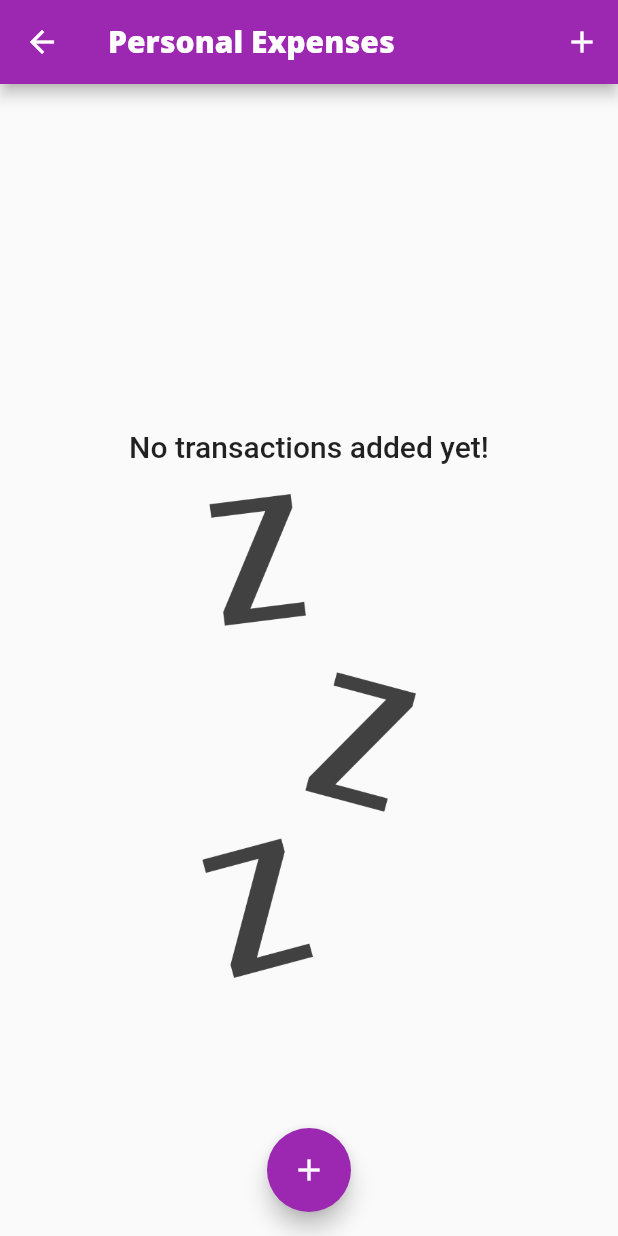
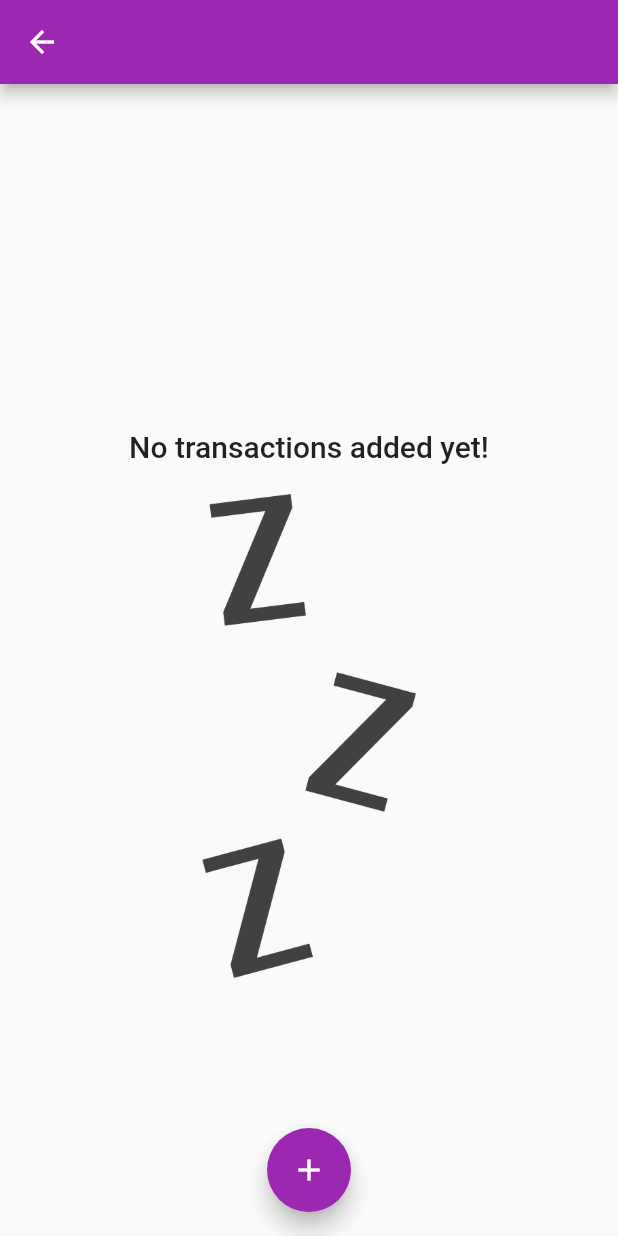
Before and after one commit to gurkay/my_widget_libs, a Flutter app: the ScreenMaxFirstApp screen opened by its route, on a phone screen of 412 x 824 dp. Run offline on Flutter 3.47's test engine with Material 2 defaults, Android fonts, the light colour scheme and no system bars; our stand-ins replace google_fonts; statements that could not run were skipped.

Commit message:
new codes

```diff
--- a/lib/screens/screen_max_first_app.dart
+++ b/lib/screens/screen_max_first_app.dart
@@ -1,7 +1,6 @@
 import 'dart:io';
 import 'package:flutter/material.dart';
 import 'package:flutter/cupertino.dart';
-import 'package:flutter/services.dart';
 
 import '../models/transaction.dart';
 import '../widgets/transaction_list.dart';
@@ -139,19 +138,19 @@ class _ScreenMaxFirstAppState extends State<ScreenMaxFirstApp>
   Widget _buildAppBar() {
     return Platform.isIOS
         ? CupertinoNavigationBar(
-            middle: Text('Personal Expenses'),
+            middle: const Text('Personal Expenses'),
             trailing: Row(
               mainAxisSize: MainAxisSize.min,
               children: [
                 GestureDetector(
-                  child: Icon(CupertinoIcons.add),
+                  child: const Icon(CupertinoIcons.add),
                   onTap: () => _startAddNewTransaction(context),
                 )
               ],
             ),
           )
         : AppBar(
-            title: Text('Personal Expenses'),
+            title: const Text('Personal Expenses'),
             actions: [
               IconButton(
                 onPressed: () => _startAddNewTransaction(context),
@@ -166,7 +165,9 @@ class _ScreenMaxFirstAppState extends State<ScreenMaxFirstApp>
     print('build()::: Screen Max First App');
     final mediaQuery = MediaQuery.of(context);
     final isLandscape = mediaQuery.orientation == Orientation.landscape;
-    final dynamic appBar = _buildAppBar();
+    final PreferredSizeWidget appBar = (Platform.isIOS
+        ? CupertinoNavigationBar()
+        : AppBar()) as PreferredSizeWidget; //_buildAppBar();
 
     final txListWidget = Container(
       height: (mediaQuery.size.height -
@@ -213,7 +214,7 @@ class _ScreenMaxFirstAppState extends State<ScreenMaxFirstApp>
                 ? Container()
                 : FloatingActionButton(
                     onPressed: () => _startAddNewTransaction(context),
-                    child: Icon(Icons.add),
+                    child: const Icon(Icons.add),
                   ),
           );
   }
```
